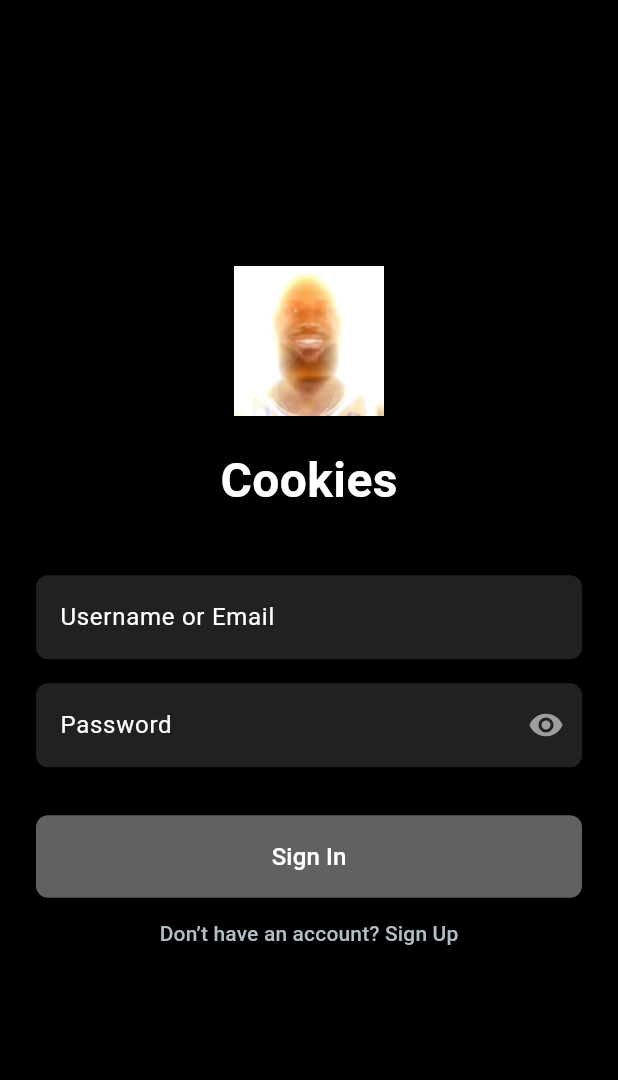
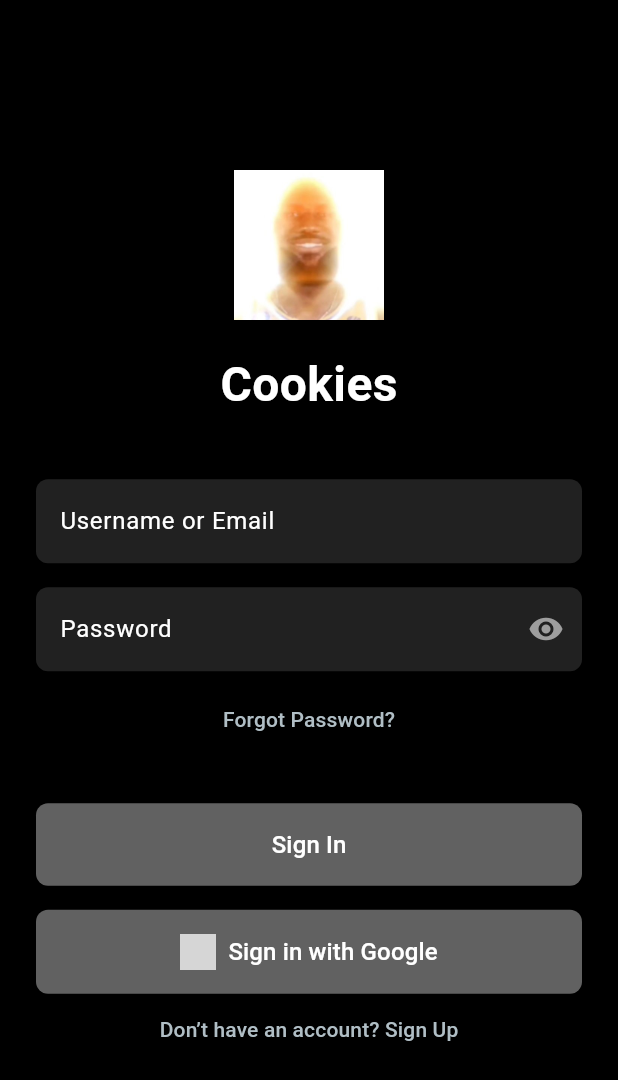
Before and after one commit to Chhhh619/FYP, a Flutter app: the screen it shows after launch, on a phone screen of 412 x 824 dp. Shown: the top 1080 px of the screen. Run offline on Flutter 3.47's test engine with Material 3 defaults, Android fonts, the phone set to English and light mode, and no system bars; our stand-ins replace cloud_firestore, firebase_auth, firebase_core, google_sign_in; missing offline and left inert: draggable_widget; accounts and stored records are empty; grey boxes are pictures that could not be loaded.

Commit message:
login and register (google login)

```diff
--- a/lib/wc/login.dart
+++ b/lib/wc/login.dart
@@ -1,7 +1,9 @@
 import 'package:flutter/material.dart';
 import 'package:firebase_auth/firebase_auth.dart';
 import 'package:cloud_firestore/cloud_firestore.dart';
+import 'package:google_sign_in/google_sign_in.dart';
 import 'package:flutter/foundation.dart';
+import 'package:uuid/uuid.dart';
 
 class LoginScreen extends StatefulWidget {
   const LoginScreen({super.key});
@@ -10,16 +12,31 @@ class LoginScreen extends StatefulWidget {
   _LoginScreenState createState() => _LoginScreenState();
 }
 
-class _LoginScreenState extends State<LoginScreen> {
+class _LoginScreenState extends State<LoginScreen> with SingleTickerProviderStateMixin {
   final _formKey = GlobalKey<FormState>();
   final _usernameOrEmailController = TextEditingController();
   final _passwordController = TextEditingController();
   String? _errorMessage;
   bool _isLoading = false;
-  bool _obscurePassword = true; // Added to toggle password visibility
+  bool _obscurePassword = true;
+  late AnimationController _animationController;
+  late Animation<double> _fadeAnimation;
+
+  @override
+  void initState() {
+    super.initState();
+    _animationController = AnimationController(
+      vsync: this,
+      duration: const Duration(milliseconds: 1000),
+    );
+    _fadeAnimation = Tween<double>(begin: 0, end: 1).animate(_animationController);
+    _animationController.forward();
+  }
 
   Future<void> _login() async {
     if (!_formKey.currentState!.validate()) return;
+
+    await Future.delayed(const Duration(milliseconds: 500)); // Prevent rapid attempts
 
     setState(() {
       _isLoading = true;
@@ -30,7 +47,6 @@ class _LoginScreenState extends State<LoginScreen> {
       String identifier = _usernameOrEmailController.text.trim();
       String email = identifier;
 
-      // Check if input is a username and map to email
       if (!RegExp(r'^[\w-\.]+@([\w-]+\.)+[\w-]{2,4}$').hasMatch(identifier)) {
         QuerySnapshot userQuery = await FirebaseFirestore.instance
             .collection('users')
@@ -66,16 +82,117 @@ class _LoginScreenState extends State<LoginScreen> {
     }
   }
 
+  Future<void> _resetPassword() async {
+    final email = _usernameOrEmailController.text.trim();
+    if (email.isEmpty || !RegExp(r'^[\w-\.]+@([\w-]+\.)+[\w-]{2,4}$').hasMatch(email)) {
+      setState(() {
+        _errorMessage = 'Please enter a valid email';
+      });
+      return;
+    }
+
+    setState(() {
+      _isLoading = true;
+      _errorMessage = null;
+    });
+
+    try {
+      await FirebaseAuth.instance.sendPasswordResetEmail(email: email);
+      setState(() {
+        _errorMessage = 'Password reset email sent. Check your inbox.';
+      });
+    } on FirebaseAuthException catch (e) {
+      setState(() {
+        _errorMessage = _getErrorMessage(e.code);
+      });
+    } finally {
+      setState(() {
+        _isLoading = false;
+      });
+    }
+  }
+
+  Future<void> _signInWithGoogle() async {
+    setState(() {
+      _isLoading = true;
+      _errorMessage = null;
+    });
+
+    try {
+      final GoogleSignIn googleSignIn = GoogleSignIn(
+        scopes: ['email', 'profile'], // Request email and profile info
+      );
+      GoogleSignInAccount? googleUser;
+
+// Prompt user to select an account
+      googleUser = await googleSignIn.signIn();
+      if (googleUser == null) {
+        setState(() {
+          _isLoading = false;
+          _errorMessage = 'Sign-in cancelled by user.';
+        });
+        return;
+      }
+
+      final GoogleSignInAuthentication googleAuth = await googleUser.authentication;
+      final credential = GoogleAuthProvider.credential(
+        accessToken: googleAuth.accessToken,
+        idToken: googleAuth.idToken,
+      );
+
+      final UserCredential userCredential =
+      await FirebaseAuth.instance.signInWithCredential(credential);
+
+      final userDoc = await FirebaseFirestore.instance
+          .collection('users')
+          .doc(userCredential.user!.uid)
+          .get();
+
+      if (!userDoc.exists) {
+        await FirebaseFirestore.instance
+            .collection('users')
+            .doc(userCredential.user!.uid)
+            .set({
+          'userId': Uuid().v4(),
+          'firstName': userCredential.user!.displayName?.split(' ').first ?? '',
+          'lastName': userCredential.user!.displayName?.split(' ').last ?? '',
+          'email': userCredential.user!.email,
+          'username': userCredential.user!.email!.split('@').first.toLowerCase(),
+          'created_at': FieldValue.serverTimestamp(),
+        });
+      }
+
+      if (!mounted) return;
+      Navigator.pushReplacementNamed(context, '/home');
+    } on FirebaseAuthException catch (e) {
+      if (kDebugMode) print('FirebaseAuthException: $e');
+      setState(() {
+        _errorMessage = _getErrorMessage(e.code);
+      });
+    } catch (e) {
+      if (kDebugMode) print('Exception: $e');
+      setState(() {
+        _errorMessage = 'An error occurred during Google Sign-In.';
+      });
+    } finally {
+      setState(() {
+        _isLoading = false;
+      });
+    }
+  }
+
   String _getErrorMessage(String code) {
     switch (code) {
       case 'user-not-found':
-        return 'No user found with this username or email.';
+        return 'No user found with this email.';
       case 'wrong-password':
         return 'Incorrect password. Please try again.';
       case 'invalid-email':
         return 'Invalid email format.';
       case 'user-disabled':
         return 'This account has been disabled.';
+      case 'too-many-requests':
+        return 'Too many requests. Try again later.';
       default:
         return 'Authentication failed. Please try again.';
     }
@@ -83,6 +200,7 @@ class _LoginScreenState extends State<LoginScreen> {
 
   @override
   void dispose() {
+    _animationController.dispose();
     _usernameOrEmailController.dispose();
     _passwordController.dispose();
     super.dispose();
@@ -92,7 +210,11 @@ class _LoginScreenState extends State<LoginScreen> {
   Widget build(BuildContext context) {
     return Scaffold(
       backgroundColor: Colors.black,
-      body: Center(
+      body: Stack(
+        children: [
+          FadeTransition(
+            opacity: _fadeAnimation,
+            child: Center(
               child: SingleChildScrollView(
                 child: Padding(
                   padding: const EdgeInsets.symmetric(horizontal: 24.0),
@@ -163,13 +285,24 @@ class _LoginScreenState extends State<LoginScreen> {
                                 ),
                               ),
                               style: const TextStyle(color: Colors.white),
-                        obscureText: _obscurePassword, // Toggle visibility
+                              obscureText: _obscurePassword,
                               validator: (value) {
                                 if (value == null || value.isEmpty) {
                                   return 'Please enter your password';
                                 }
+                                if (value.length < 8) {
+                                  return 'Password must be at least 8 characters';
+                                }
                                 return null;
                               },
+                            ),
+                            const SizedBox(height: 8),
+                            TextButton(
+                              onPressed: _resetPassword,
+                              child: const Text(
+                                'Forgot Password?',
+                                style: TextStyle(color: Color(0xFFB0BEC5)),
+                              ),
                             ),
                             const SizedBox(height: 16),
                             if (_errorMessage != null)
@@ -178,11 +311,7 @@ class _LoginScreenState extends State<LoginScreen> {
                                 style: const TextStyle(color: Colors.red),
                               ),
                             const SizedBox(height: 16),
-                      _isLoading
-                          ? CircularProgressIndicator(
-                        color: Colors.grey[700],
-                      )
-                          : ElevatedButton(
+                            ElevatedButton(
                               onPressed: _login,
                               style: ElevatedButton.styleFrom(
                                 backgroundColor: Colors.grey[700],
@@ -199,13 +328,29 @@ class _LoginScreenState extends State<LoginScreen> {
                                 ),
                               ),
                             ),
+                            const SizedBox(height: 16),
+                            ElevatedButton.icon(
+                              onPressed: _signInWithGoogle,
+                              icon: Image.asset('assets/images/google.png', height: 24),
+                              label: const Text(
+                                'Sign in with Google',
+                                style: TextStyle(fontSize: 16, color: Colors.white),
+                              ),
+                              style: ElevatedButton.styleFrom(
+                                backgroundColor: Colors.grey[700],
+                                minimumSize: const Size(double.infinity, 50),
+                                shape: RoundedRectangleBorder(
+                                  borderRadius: BorderRadius.circular(8),
+                                ),
+                              ),
+                            ),
                             TextButton(
                               onPressed: () {
                                 Navigator.pushNamed(context, '/register');
                               },
                               child: const Text(
                                 'Don’t have an account? Sign Up',
-                          style: TextStyle(color: const Color(0xFFB0BEC5)),
+                                style: TextStyle(color: Color(0xFFB0BEC5)),
                               ),
                             ),
                           ],
@@ -216,6 +361,16 @@ class _LoginScreenState extends State<LoginScreen> {
                 ),
               ),
             ),
+          ),
+          if (_isLoading)
+            Container(
+              color: Colors.black54,
+              child: const Center(
+                child: CircularProgressIndicator(color: Colors.white),
+              ),
+            ),
+        ],
+      ),
     );
   }
 }
```
Lines whose indentation alone changed are shown as unchanged.
